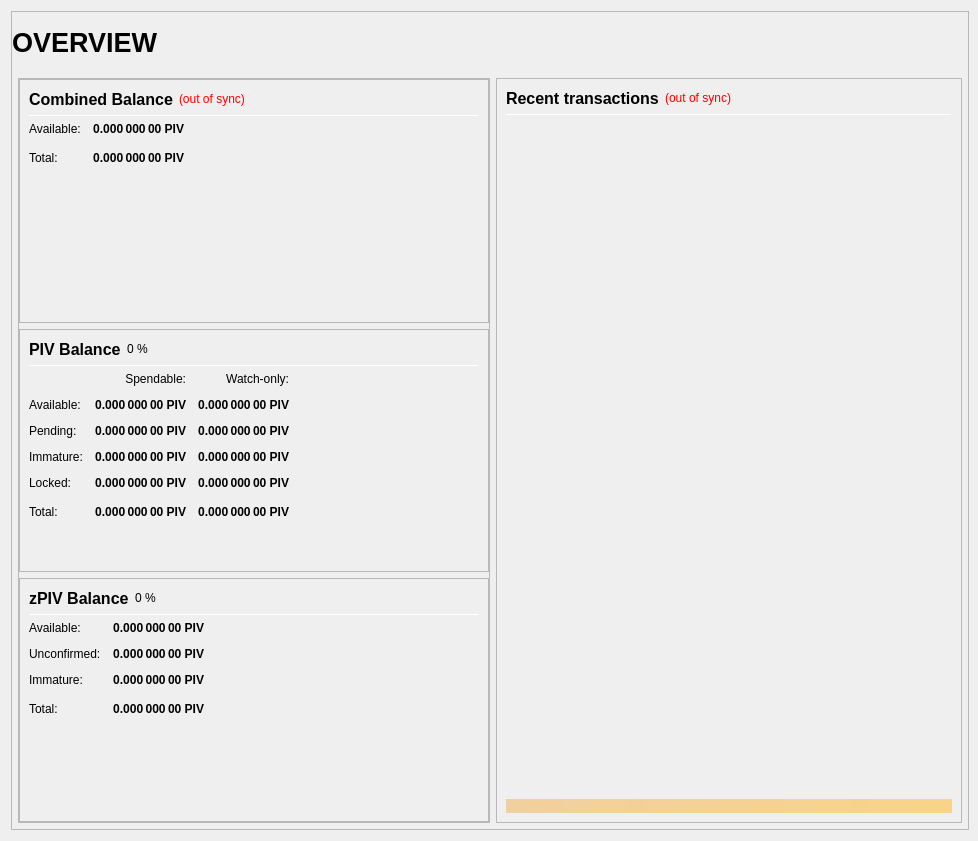
Old version of the form src/qt/forms/overviewpage.ui in the repository lestreyd/Tiberium.
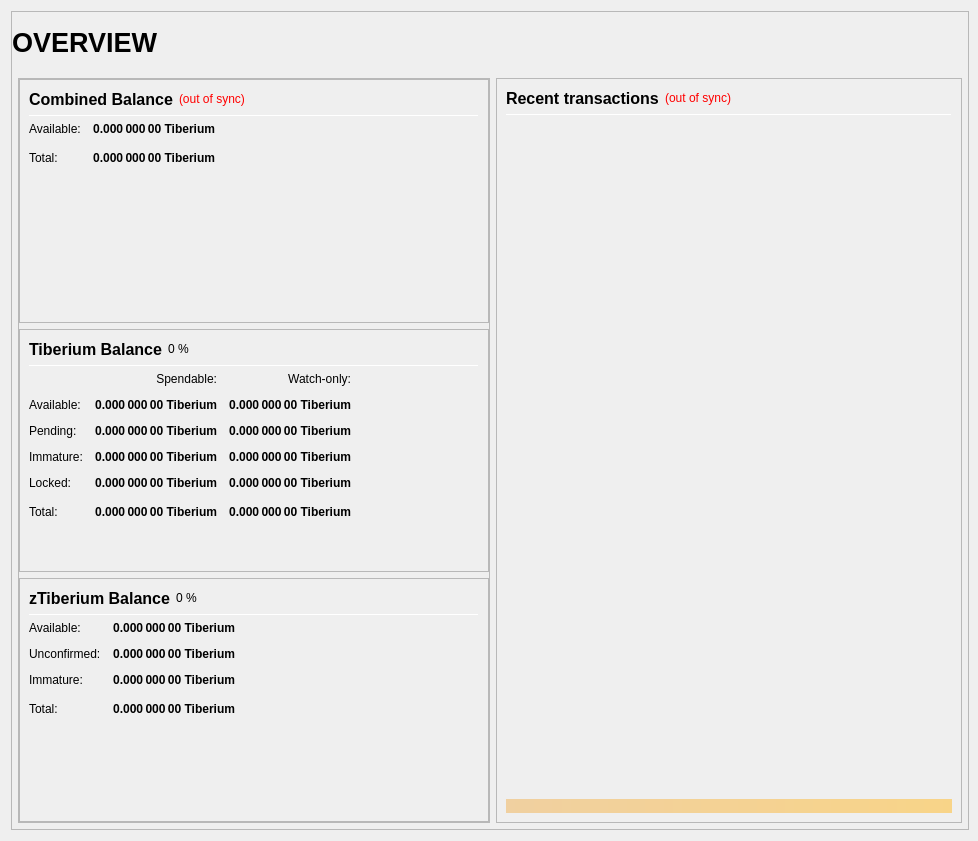
New version of the form.

```diff
--- a/src/qt/forms/overviewpage.ui
+++ b/src/qt/forms/overviewpage.ui
@@ -333,7 +333,7 @@
                           <string>Your current spendable balance</string>
                          </property>
                          <property name="text">
-                          <string notr="true">0.000 000 00 PIV</string>
+                          <string notr="true">0.000 000 00 Tiberium</string>
                          </property>
                          <property name="alignment">
                           <set>Qt::AlignRight|Qt::AlignTrailing|Qt::AlignVCenter</set>
@@ -365,7 +365,7 @@
                           <string>Total Balance, including all unavailable coins.</string>
                          </property>
                          <property name="text">
-                          <string notr="true">0.000 000 00 PIV</string>
+                          <string notr="true">0.000 000 00 Tiberium</string>
                          </property>
                          <property name="alignment">
                           <set>Qt::AlignRight|Qt::AlignTrailing|Qt::AlignVCenter</set>
@@ -433,7 +433,7 @@
                           </font>
                          </property>
                          <property name="text">
-                          <string>PIV Balance</string>
+                          <string>Tiberium Balance</string>
                          </property>
                         </widget>
                        </item>
@@ -525,7 +525,7 @@
                           <string>Your current spendable balance</string>
                          </property>
                          <property name="text">
-                          <string notr="true">0.000 000 00 PIV</string>
+                          <string notr="true">0.000 000 00 Tiberium</string>
                          </property>
                          <property name="alignment">
                           <set>Qt::AlignRight|Qt::AlignTrailing|Qt::AlignVCenter</set>
@@ -550,7 +550,7 @@
                           <string>Your current balance in watch-only addresses</string>
                          </property>
                          <property name="text">
-                          <string notr="true">0.000 000 00 PIV</string>
+                          <string notr="true">0.000 000 00 Tiberium</string>
                          </property>
                          <property name="alignment">
                           <set>Qt::AlignRight|Qt::AlignTrailing|Qt::AlignVCenter</set>
@@ -582,7 +582,7 @@
                           <string>Total of transactions that have yet to be confirmed, and do not yet count toward the spendable balance</string>
                          </property>
                          <property name="text">
-                          <string notr="true">0.000 000 00 PIV</string>
+                          <string notr="true">0.000 000 00 Tiberium</string>
                          </property>
                          <property name="alignment">
                           <set>Qt::AlignRight|Qt::AlignTrailing|Qt::AlignVCenter</set>
@@ -607,7 +607,7 @@
                           <string>Unconfirmed transactions to watch-only addresses</string>
                          </property>
                          <property name="text">
-                          <string notr="true">0.000 000 00 PIV</string>
+                          <string notr="true">0.000 000 00 Tiberium</string>
                          </property>
                          <property name="alignment">
                           <set>Qt::AlignRight|Qt::AlignTrailing|Qt::AlignVCenter</set>
@@ -639,7 +639,7 @@
                           <string>Staked or masternode rewards that has not yet matured</string>
                          </property>
                          <property name="text">
-                          <string notr="true">0.000 000 00 PIV</string>
+                          <string notr="true">0.000 000 00 Tiberium</string>
                          </property>
                          <property name="alignment">
                           <set>Qt::AlignRight|Qt::AlignTrailing|Qt::AlignVCenter</set>
@@ -664,7 +664,7 @@
                           <string>Staked or masternode rewards in watch-only addresses that has not yet matured</string>
                          </property>
                          <property name="text">
-                          <string notr="true">0.000 000 00 PIV</string>
+                          <string notr="true">0.000 000 00 Tiberium</string>
                          </property>
                          <property name="alignment">
                           <set>Qt::AlignRight|Qt::AlignTrailing|Qt::AlignVCenter</set>
@@ -699,7 +699,7 @@
                           <string>Locked PIV or Masternode collaterals. These are excluded from zPIV minting.</string>
                          </property>
                          <property name="text">
-                          <string notr="true">0.000 000 00 PIV</string>
+                          <string notr="true">0.000 000 00 Tiberium</string>
                          </property>
                          <property name="alignment">
                           <set>Qt::AlignRight|Qt::AlignTrailing|Qt::AlignVCenter</set>
@@ -724,7 +724,7 @@
                           <string>Current locked balance in watch-only addresses</string>
                          </property>
                          <property name="text">
-                          <string notr="true">0.000 000 00 PIV</string>
+                          <string notr="true">0.000 000 00 Tiberium</string>
                          </property>
                          <property name="alignment">
                           <set>Qt::AlignRight|Qt::AlignTrailing|Qt::AlignVCenter</set>
@@ -759,7 +759,7 @@
                           <string>Your current Tiberium balance, unconfirmed and immature transactions included</string>
                          </property>
                          <property name="text">
-                          <string notr="true">0.000 000 00 PIV</string>
+                          <string notr="true">0.000 000 00 Tiberium</string>
                          </property>
                          <property name="alignment">
                           <set>Qt::AlignRight|Qt::AlignTrailing|Qt::AlignVCenter</set>
@@ -784,7 +784,7 @@
                           <string>Current total balance in watch-only addresses</string>
                          </property>
                          <property name="text">
-                          <string notr="true">0.000 000 00 PIV</string>
+                          <string notr="true">0.000 000 00 Tiberium</string>
                          </property>
                          <property name="alignment">
                           <set>Qt::AlignRight|Qt::AlignTrailing|Qt::AlignVCenter</set>
@@ -852,7 +852,7 @@
                           </font>
                          </property>
                          <property name="text">
-                          <string>zPIV Balance</string>
+                          <string>zTiberium Balance</string>
                          </property>
                         </widget>
                        </item>
@@ -926,7 +926,7 @@
 These zPIV are spendable.</string>
                          </property>
                          <property name="text">
-                          <string notr="true">0.000 000 00 PIV</string>
+                          <string notr="true">0.000 000 00 Tiberium</string>
                          </property>
                          <property name="alignment">
                           <set>Qt::AlignRight|Qt::AlignTrailing|Qt::AlignVCenter</set>
@@ -957,7 +957,7 @@
 Immature: confirmed, but less than 3 mints of the same denomination after it was minted</string>
                          </property>
                          <property name="text">
-                          <string notr="true">0.000 000 00 PIV</string>
+                          <string notr="true">0.000 000 00 Tiberium</string>
                          </property>
                          <property name="alignment">
                           <set>Qt::AlignRight|Qt::AlignTrailing|Qt::AlignVCenter</set>
@@ -988,7 +988,7 @@
 Immature: confirmed, but less than 3 mints of the same denomination after it was minted</string>
                          </property>
                          <property name="text">
-                          <string notr="true">0.000 000 00 PIV</string>
+                          <string notr="true">0.000 000 00 Tiberium</string>
                          </property>
                          <property name="alignment">
                           <set>Qt::AlignRight|Qt::AlignTrailing|Qt::AlignVCenter</set>
@@ -1020,7 +1020,7 @@
                           <string>Your current zPIV balance, unconfirmed and immature zPIV included.</string>
                          </property>
                          <property name="text">
-                          <string notr="true">0.000 000 00 PIV</string>
+                          <string notr="true">0.000 000 00 Tiberium</string>
                          </property>
                          <property name="alignment">
                           <set>Qt::AlignRight|Qt::AlignTrailing|Qt::AlignVCenter</set>
```
Left out of the diff: 16 changed lines with no effect on the pictures.
